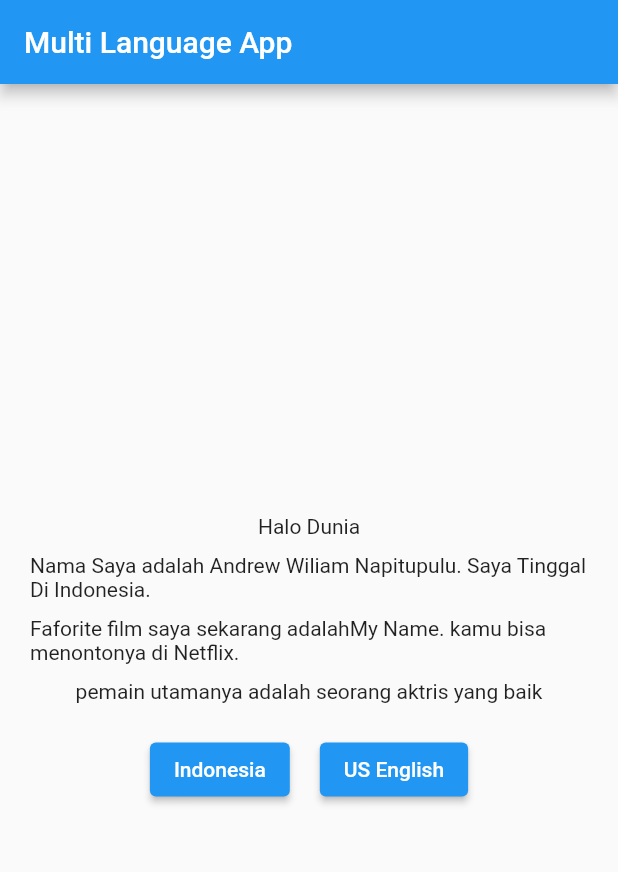
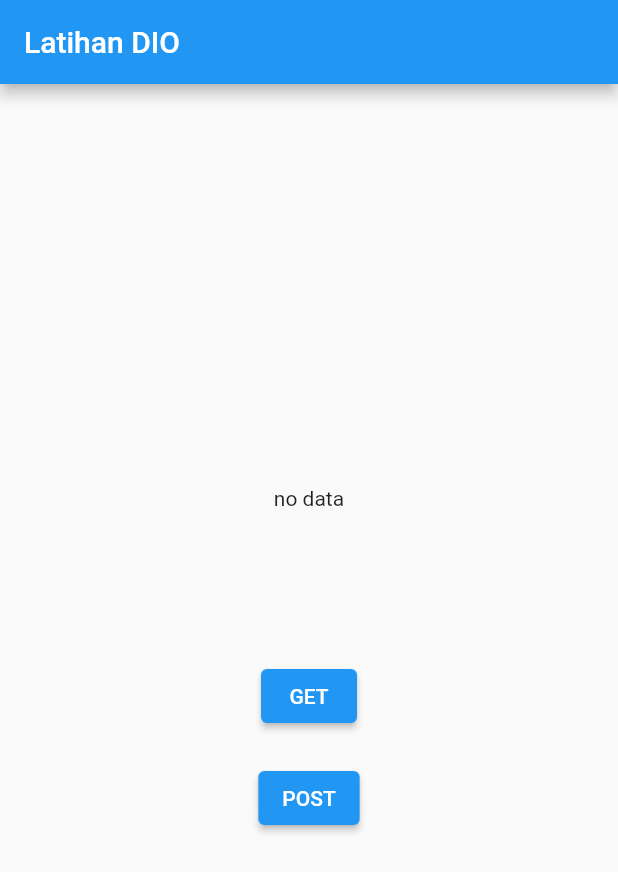
Before and after one commit to angular403/flutter_fundamental2, a Flutter app: the screen it shows after launch, on a phone screen of 412 x 824 dp. Shown: the top 872 px of the screen. Run offline on Flutter 3.47's test engine with Material 2 defaults, Android fonts, the phone set to English and light mode, and no system bars; our stand-ins replace dio, easy_localization.

Commit message:
latihan dio package

```diff
--- a/lib/bloc/user_bloc.dart
+++ /dev/null
@@ -1,21 +0,0 @@
-import 'package:bloc/bloc.dart';
-import 'package:equatable/equatable.dart';
-import 'package:flutter_fundamental/user.dart';
-
-part 'user_event.dart';
-part 'user_state.dart';
-
-class UserBloc extends Bloc<UserEvent, UserState> {
-  UserBloc() : super(UserInitial()) {
-    @override
-    Stream<UserState> mapEventToState(
-      UserEvent event,
-    ) async* {
-      if (event is ChangeNameEvent) {
-        yield UserLoaded(User(name: event.name, age: state.user.age));
-      } else if (event is BirthdayEvent) {
-      yield UserLoaded(User(name: state.user.name, age: state.user.age + 1));
-      }
-    }
-  }
-}
--- a/lib/bloc/user_event.dart
+++ /dev/null
@@ -1,17 +0,0 @@
-part of 'user_bloc.dart';
-
-abstract class UserEvent extends Equatable {
-  const UserEvent();
-
-  @override
-  List<Object> get props => [];
-}
-
-class ChangeNameEvent extends UserEvent {
-  final String name;
-  ChangeNameEvent(this.name);
-
-
-}
-
-class BirthdayEvent extends UserEvent{}
--- a/lib/bloc/user_state.dart
+++ /dev/null
@@ -1,17 +0,0 @@
-part of 'user_bloc.dart';
-
-abstract class UserState extends Equatable {
-  final User user;
-  const UserState(this.user);
-
-  @override
-  List<Object> get props => [user];
-}
-
-class UserInitial extends UserState {
-  UserInitial() : super(User(name: 'no Name', age: 0));
-}
-
-class UserLoaded extends UserState {
-  UserLoaded(User user) : super(user);
-}
--- a/lib/main.dart
+++ b/lib/main.dart
@@ -1,7 +1,8 @@
 import 'package:easy_localization/easy_localization.dart';
 import 'package:flutter/material.dart';
-import 'package:flutter_bloc/flutter_bloc.dart';
-import 'package:flutter_fundamental/bloc/user_bloc.dart';
+import 'package:flutter_fundamental/person.dart';
+import 'package:flutter_fundamental/personCard.dart';
+import 'package:flutter_fundamental/services.dart';
 
 void main() async {
   WidgetsFlutterBinding.ensureInitialized();
@@ -24,14 +25,66 @@ class MyApp extends StatelessWidget {
 
   @override
   Widget build(BuildContext context) {
-    return BlocProvider(
-      create: (context) => UserBloc(),
-      child: MaterialApp(
-        localizationsDelegates: context.localizationDelegates,
-        supportedLocales: context.supportedLocales,
-        locale: context.locale,
-        debugShowCheckedModeBanner: false,
-        home: MultiLanguage(),
+    return MaterialApp(
+      localizationsDelegates: context.localizationDelegates,
+      supportedLocales: context.supportedLocales,
+      locale: context.locale,
+      debugShowCheckedModeBanner: false,
+      home: LatihanDio(),
+    );
+  }
+}
+
+class LatihanDio extends StatefulWidget {
+  LatihanDio({Key? key}) : super(key: key);
+
+  @override
+  State<LatihanDio> createState() => _LatihanDioState();
+}
+
+class _LatihanDioState extends State<LatihanDio> {
+  Person? person;
+
+  @override
+  Widget build(BuildContext context) {
+    return Scaffold(
+      appBar: AppBar(
+        title: Text('Latihan DIO'),
+      ),
+      body: Center(
+        child: Column(
+          mainAxisAlignment: MainAxisAlignment.center,
+          children: [
+            person != null ? PersonCard(person: person!) : Text('no data'),
+            const SizedBox(height: 100),
+            ElevatedButton(
+              onPressed: () async {
+                Person? result = await Services.getById(2);
+
+                if (result != null) {
+                  setState(() {
+                    person = result;
+                  });
+                }
+              },
+              child: Text('GET'),
+            ),
+            const SizedBox(height: 20),
+            ElevatedButton(
+              onPressed: () async {
+                Person? result = await Services.createUser(
+                    'Andrew', 'wiliam', 'andrew@gmail.com');
+
+                if (result != null) {
+                  setState(() {
+                    person = result;
+                  });
+                }
+              },
+              child: Text('POST'),
+            ),
+          ],
+        ),
       ),
     );
   }
@@ -87,59 +140,3 @@ class MultiLanguage extends StatelessWidget {
     );
   }
 }
-
-class MainPage extends StatelessWidget {
-  const MainPage({Key? key}) : super(key: key);
-
-  @override
-  Widget build(BuildContext context) {
-    final TextEditingController controller = TextEditingController();
-    return Scaffold(
-      appBar: AppBar(
-        title: BlocBuilder<UserBloc, UserState>(
-          builder: (context, state) {
-            return Text('Welcome ${state.user.name}');
-          },
-        ),
-      ),
-      body: Center(
-        child: Column(
-          mainAxisAlignment: MainAxisAlignment.center,
-          children: [
-            BlocBuilder<UserBloc, UserState>(
-              builder: (context, state) {
-                return Text(
-                    'Hi.. My Name ${state.user.name} and my age is  ${state.user.age} year');
-              },
-            ),
-            SizedBox(height: 40),
-            ElevatedButton(
-                onPressed: () {
-                  context.read<UserBloc>().add(BirthdayEvent());
-                },
-                child: Text('Birthday')),
-            Container(
-              margin: EdgeInsets.all(15),
-              child: TextField(
-                controller: controller,
-                decoration: InputDecoration(
-                  fillColor: Colors.lightBlue[50],
-                  filled: true,
-                  border: OutlineInputBorder(
-                    borderRadius: BorderRadius.circular(8),
-                  ),
-                ),
-              ),
-            ),
-            ElevatedButton(
-              child: Text('Change Name'),
-              onPressed: () {
-                context.read<UserBloc>().add(ChangeNameEvent(controller.text));
-              },
-            ),
-          ],
-        ),
-      ),
-    );
-  }
-}
--- /dev/null
+++ b/lib/person.dart
@@ -0,0 +1,7 @@
+class Person {
+  int id;
+  String name;
+  String email;
+
+  Person({required this.id, required this.name, required this.email});
+}
--- /dev/null
+++ b/lib/services.dart
@@ -0,0 +1,47 @@
+import 'dart:math';
+
+import 'package:dio/dio.dart';
+
+import 'person.dart';
+
+abstract class Services {
+  static Future<Person?> getById(int id) async {
+    try {
+      var response = await Dio().get('https://reqres.in/api/users/$id');
+
+      if (response.statusCode == 200) {
+        return Person(
+            id: response.data['data']['id'],
+            name: response.data['data']['first_name'] +
+                ' ' +
+                response.data['data']['last_name'],
+            email: response.data['data']['email']);
+      }
+    } catch (e) {
+      throw Exception(e.toString());
+    }
+  }
+
+  static Future<Person?> createUser(
+      String firstName, String lastName, String email) async {
+    try {
+      var response = await Dio().post('https://reqres.in/api/users', data: {
+        'first_name': firstName,
+        'last_name': lastName,
+        'email': email,
+      });
+
+      if (response.statusCode == 201) {
+        return Person(
+            id: int.tryParse(response.data['id'].toString()) ?? 0,
+            name:
+                response.data['first_name'] + ' ' + response.data['last_name'],
+            email: response.data['email']);
+      }
+
+      return null;
+    } catch (e) {
+      throw Exception(e.toString());
+    }
+  }
+}
--- a/lib/user.dart
+++ /dev/null
@@ -1,11 +0,0 @@
-import 'package:equatable/equatable.dart';
-
-class User extends Equatable {
-  final String name;
-  final int age;
-
-  User({required this.name, required this.age});
-
-  @override
-  List<Object?> get props => [name,age];
-}
--- a/pubspec.yaml
+++ b/pubspec.yaml
@@ -18,7 +18,7 @@ publish_to: 'none' # Remove this line if you wish to publish to pub.dev
 version: 1.0.0+1
 
 environment:
-  sdk: ">=2.12.0 <3.0.0"
+  sdk: ">=2.16.0 <3.0.0"
 
 # Dependencies specify other packages that your package needs in order to work.
 # To automatically upgrade your package dependencies to the latest versions
@@ -28,11 +28,10 @@ environment:
 # versions available, run `flutter pub outdated`.
 dependencies:
   cupertino_icons: ^1.0.2
+  dio: ^4.0.6
   easy_localization: ^3.0.0
-  equatable: ^2.0.3
   flutter:
     sdk: flutter
-  flutter_bloc: ^7.1.0
 
 dev_dependencies:
   flutter_test:
```
Also changed, not shown: lib/personCard.dart (added, +62 -0 lines), pubspec.lock.
